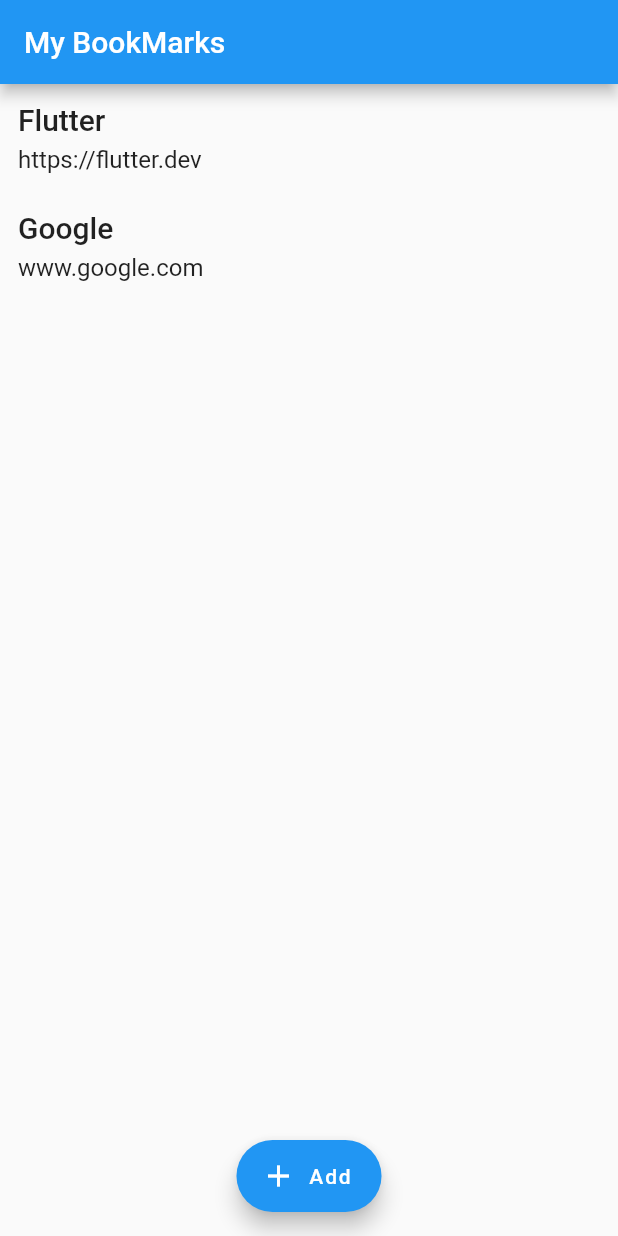
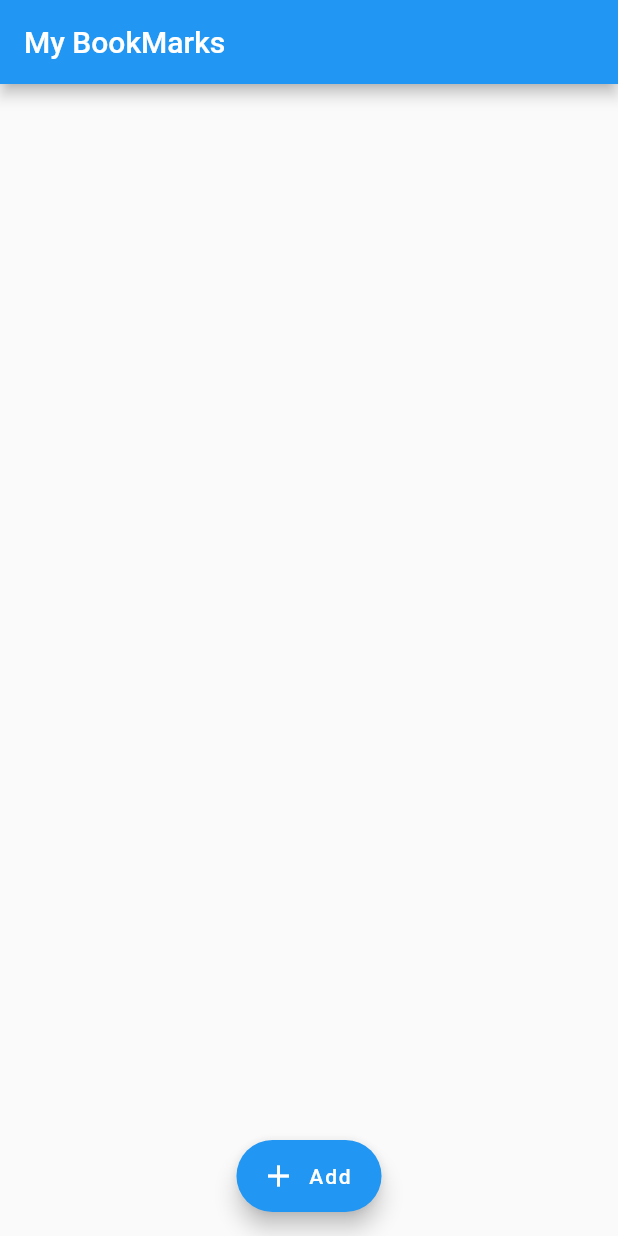
Before and after one commit to Dablaze-ufc/My-BookMark-App, a Flutter app: the screen it shows after launch, on a phone screen of 412 x 824 dp. Run offline on Flutter 3.47's test engine with Material 2 defaults, Android fonts, the phone set to English and light mode, and no system bars; our stand-ins replace webview_flutter.

Commit message:
implemented the bookmark page using the ListView.builder method to ensure effective lists

```diff
--- a/lib/page/bookmarks_page.dart
+++ b/lib/page/bookmarks_page.dart
@@ -9,10 +9,7 @@ class BookmarksPage extends StatefulWidget {
 }
 
 class _BookmarksPageState extends State<BookmarksPage> {
-  List<Bookmark> bookmarksList = [
-    Bookmark("Flutter", "https://flutter.dev"),
-    Bookmark("Google", "www.google.com")
-  ];
+  List<Bookmark> bookmarksList = [];
 
   @override
   Widget build(BuildContext context) {
--- a/lib/widgets/bookmark_list_widget.dart
+++ b/lib/widgets/bookmark_list_widget.dart
@@ -4,22 +4,17 @@ import 'package:new_project/model/bookmark.dart';
 import 'bookmark_list_item_widget.dart';
 
 class BookmarksListWidget extends StatelessWidget {
-  List<Bookmark> bookmarksList;
+  final List<Bookmark> bookmarksList;
 
   BookmarksListWidget(this.bookmarksList);
 
   @override
   Widget build(BuildContext context) {
-    return ListView(
-      children: getBookmarkWidgetList(),
+    return ListView.builder(
+      itemCount: bookmarksList.length,
+      itemBuilder: (BuildContext context, int index) {
+        return BookmarkListItemWidget(bookmarksList[index]);
+      },
     );
   }
-
-  List<BookmarkListItemWidget> getBookmarkWidgetList() {
-    List<BookmarkListItemWidget> list = [];
-    for (Bookmark bookmark in bookmarksList) {
-      list.add(BookmarkListItemWidget(bookmark));
-    }
-    return list;
-  }
 }
```
